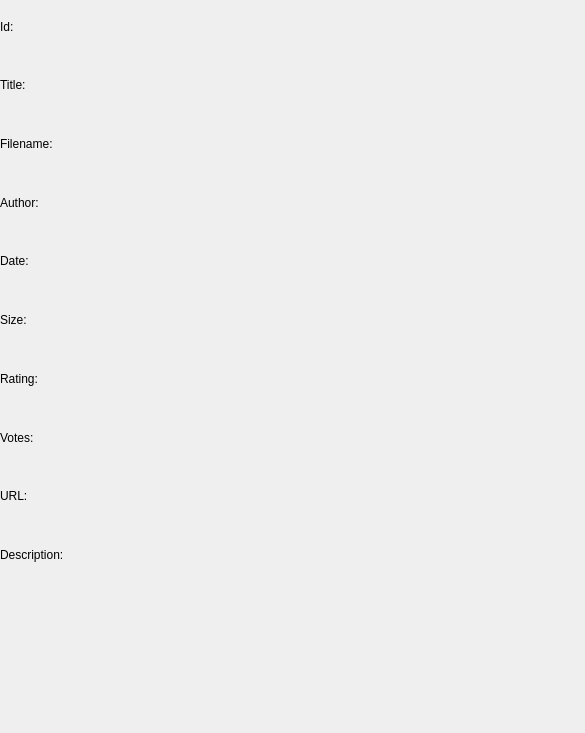
Qt form wadtracker/ui/wad_item_ui.ui (DLavigneGH/dlavigne.github.io) before a commit.
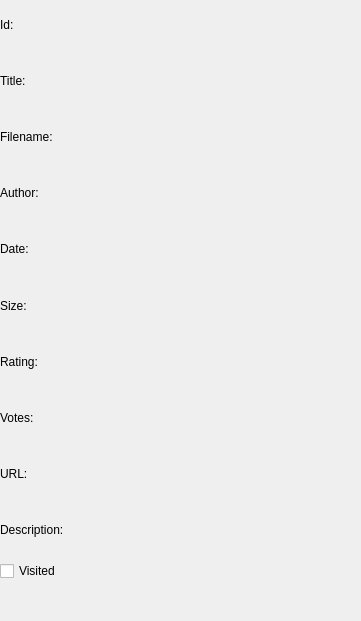
The same form after that commit.

The edit to the form file:
```diff
--- a/wadtracker/ui/wad_item_ui.ui
+++ b/wadtracker/ui/wad_item_ui.ui
@@ -1,13 +1,13 @@
 <?xml version="1.0" encoding="UTF-8"?>
 <ui version="4.0">
- <class>Form</class>
- <widget class="QWidget" name="Form">
+ <class>wadInfo</class>
+ <widget class="QDialog" name="wadInfo">
   <property name="geometry">
    <rect>
     <x>0</x>
     <y>0</y>
-    <width>585</width>
-    <height>733</height>
+    <width>361</width>
+    <height>621</height>
    </rect>
   </property>
   <property name="windowTitle">
@@ -96,6 +96,13 @@
       </property>
      </widget>
     </item>
+    <item>
+     <widget class="QCheckBox" name="visitedCheckBox">
+      <property name="text">
+       <string>Visited</string>
+      </property>
+     </widget>
+    </item>
    </layout>
   </widget>
  </widget>
```
Left out of the diff: 4 changed lines with no effect on the pictures.
